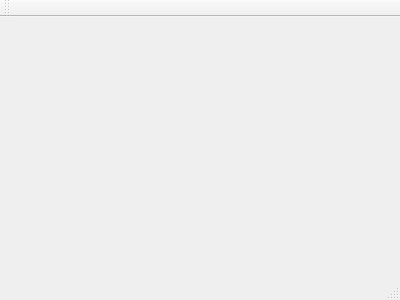
Old version of the form board/mainwindow.ui in the repository rafa1um/so_6lack6oard.
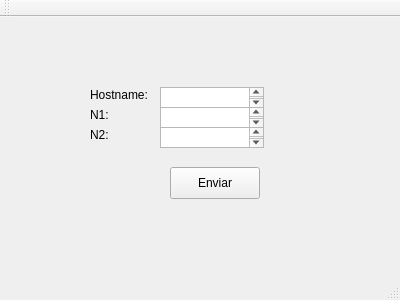
New version of the form.

```diff
--- a/board/mainwindow.ui
+++ b/board/mainwindow.ui
@@ -12,13 +12,111 @@
   <property name="windowTitle" >
    <string>MainWindow</string>
   </property>
-  <widget class="QMenuBar" name="menuBar" />
-  <widget class="QToolBar" name="mainToolBar" />
-  <widget class="QWidget" name="centralWidget" />
-  <widget class="QStatusBar" name="statusBar" />
+  <widget class="QWidget" name="centralWidget">
+   <widget class="QLabel" name="label">
+    <property name="geometry">
+     <rect>
+      <x>90</x>
+      <y>70</y>
+      <width>71</width>
+      <height>16</height>
+     </rect>
+    </property>
+    <property name="text">
+     <string>Hostname: </string>
+    </property>
+   </widget>
+   <widget class="QLabel" name="label_2">
+    <property name="geometry">
+     <rect>
+      <x>90</x>
+      <y>90</y>
+      <width>71</width>
+      <height>16</height>
+     </rect>
+    </property>
+    <property name="text">
+     <string>N1:</string>
+    </property>
+   </widget>
+   <widget class="QLabel" name="label_3">
+    <property name="geometry">
+     <rect>
+      <x>90</x>
+      <y>110</y>
+      <width>71</width>
+      <height>16</height>
+     </rect>
+    </property>
+    <property name="text">
+     <string>N2:</string>
+    </property>
+   </widget>
+   <widget class="QTextEdit" name="textEdit">
+    <property name="geometry">
+     <rect>
+      <x>160</x>
+      <y>70</y>
+      <width>104</width>
+      <height>21</height>
+     </rect>
+    </property>
+   </widget>
+   <widget class="QTextEdit" name="textEdit_2">
+    <property name="geometry">
+     <rect>
+      <x>160</x>
+      <y>90</y>
+      <width>104</width>
+      <height>21</height>
+     </rect>
+    </property>
+   </widget>
+   <widget class="QTextEdit" name="textEdit_3">
+    <property name="geometry">
+     <rect>
+      <x>160</x>
+      <y>110</y>
+      <width>104</width>
+      <height>21</height>
+     </rect>
+    </property>
+   </widget>
+   <widget class="QPushButton" name="pushButton">
+    <property name="geometry">
+     <rect>
+      <x>170</x>
+      <y>150</y>
+      <width>90</width>
+      <height>32</height>
+     </rect>
+    </property>
+    <property name="text">
+     <string>Enviar</string>
+    </property>
+   </widget>
+  </widget>
+  <widget class="QMenuBar" name="menuBar">
+   <property name="geometry">
+    <rect>
+     <x>0</x>
+     <y>0</y>
+     <width>400</width>
+     <height>28</height>
+    </rect>
+   </property>
+  </widget>
+  <widget class="QToolBar" name="mainToolBar">
+   <attribute name="toolBarArea">
+    <enum>TopToolBarArea</enum>
+   </attribute>
+   <attribute name="toolBarBreak">
+    <bool>false</bool>
+   </attribute>
+  </widget>
+  <widget class="QStatusBar" name="statusBar"/>
  </widget>
- <layoutDefault spacing="6" margin="11" />
- <pixmapfunction></pixmapfunction>
+ <layoutdefault spacing="6" margin="11"/>
  <resources/>
  <connections/>
 </ui>
```
Left out of the diff: 26 changed lines with no effect on the pictures.
